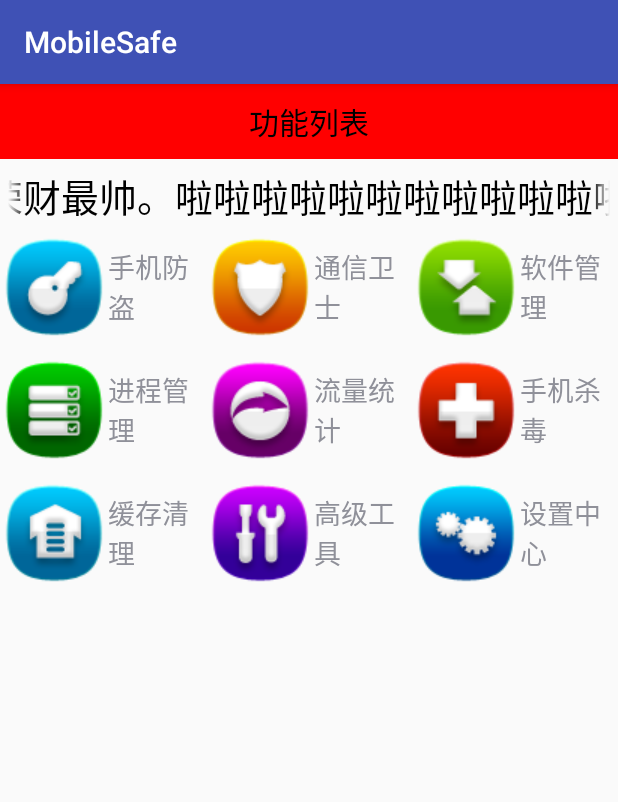
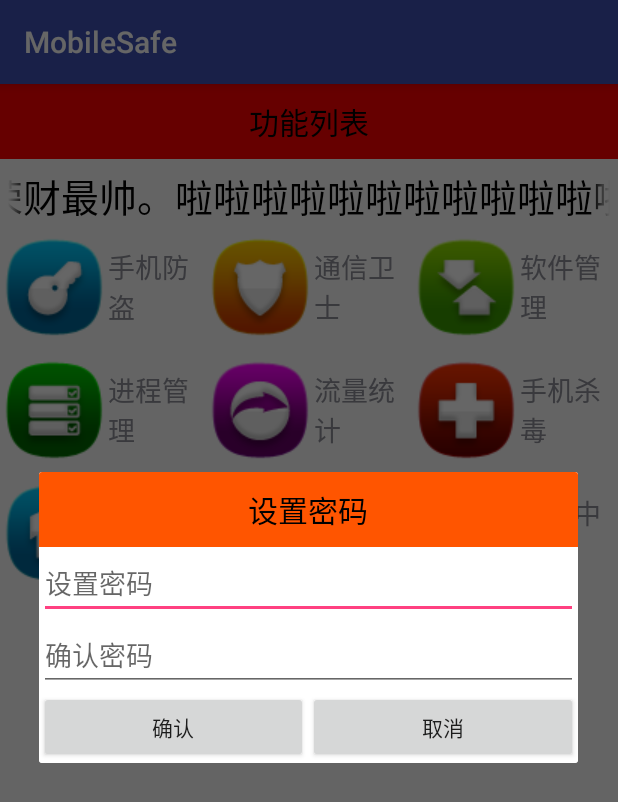
Before and after one commit to caiorngcai/MobileSecurity, an Android app: the screen it shows after launch (HomeActivity), after a tap on "手机防盗", on a phone screen of 412 x 824 dp. Shown: the top 802 px of the screen. Run offline under Robolectric (Android 15) with nearby library versions, the phone set to English and light mode, and no system bars.

Commit message:
完成设置模块绑定是否自动更新功能，进入防盗模块的输入密码功能

```diff
--- a/MobileSafe/app/src/main/AndroidManifest.xml
+++ b/MobileSafe/app/src/main/AndroidManifest.xml
@@ -22,6 +22,7 @@
         </activity>
         <activity android:name=".activity.HomeActivity" />
         <activity android:name=".activity.SettingActivity" />
+        <activity android:name=".activity.TextActivity"></activity>
     </application>
 
 </manifest>
--- a/MobileSafe/app/src/main/java/com/cairongcai/mobilesafe/activity/HomeActivity.java
+++ b/MobileSafe/app/src/main/java/com/cairongcai/mobilesafe/activity/HomeActivity.java
@@ -1,21 +1,26 @@
 package com.cairongcai.mobilesafe.activity;
 
 import android.content.Intent;
+import android.os.Build;
+import android.support.v7.app.AlertDialog;
 import android.support.v7.app.AppCompatActivity;
 import android.os.Bundle;
-import android.util.Log;
+import android.text.TextUtils;
 import android.view.View;
 import android.view.ViewGroup;
 import android.widget.AdapterView;
 import android.widget.BaseAdapter;
+import android.widget.Button;
+import android.widget.EditText;
 import android.widget.GridView;
 import android.widget.ImageView;
-import android.widget.ListAdapter;
 import android.widget.TextView;
 
 import com.cairongcai.mobilesafe.R;
+import com.cairongcai.mobilesafe.utils.ConstantValues;
+import com.cairongcai.mobilesafe.utils.MD5Util;
+import com.cairongcai.mobilesafe.utils.SPutil;
 import com.cairongcai.mobilesafe.utils.ToastUtil;
-import com.lidroid.xutils.HttpUtils;
 
 public class HomeActivity extends AppCompatActivity {
 
@@ -54,6 +59,8 @@ public class HomeActivity extends AppCompatActivity {
                 switch (position)
                 {
                     case 0:
+                       //暂时输入密码对话框
+                       showPWD();
                         break;
                     case 8:
                         Intent intent=new Intent(getApplicationContext(),SettingActivity.class);
@@ -63,6 +70,105 @@ public class HomeActivity extends AppCompatActivity {
             }
         });
     }
+
+    private void showPWD() {
+        //判断本地是否有存储密码
+        String psd= SPutil.getString(this, ConstantValues.MOBILE_SAFE_PSD,"");
+        if(TextUtils.isEmpty(psd))
+        {
+            showSetPsdDialog();
+        }else{
+            showComfirmPsdDialog();
+        }
+    }
+
+    /**
+     * 展示设置密码对话框的UI
+     */
+    private void showSetPsdDialog() {
+        final AlertDialog.Builder builder=new AlertDialog.Builder(this);
+        final View view=View.inflate(this,R.layout.dialog_set_psd,null);
+        final AlertDialog dialog=builder.create();
+       dialog.setView(view);
+       dialog.show();
+
+        Button bt_submit= (Button) view.findViewById(R.id.bt_submit);
+        Button bt_cancel= (Button) view.findViewById(R.id.bt_cancel);
+        bt_submit.setOnClickListener(new View.OnClickListener() {
+            @Override
+            public void onClick(View v) {
+                TextView et_set_psd= (TextView) view.findViewById(R.id.et_set_psd);
+                TextView et_confirm_psd=(TextView)view.findViewById(R.id.et_confirm_psd);
+
+                String setpsd=et_set_psd.getText().toString();
+                String confirmpsd=et_confirm_psd.getText().toString();
+                if(!TextUtils.isEmpty(setpsd)&&!TextUtils.isEmpty(confirmpsd))
+                {
+                    if(setpsd.equals(confirmpsd))
+                    {
+                        Intent intent=new Intent(getApplicationContext(),TextActivity.class);
+                        startActivity(intent);
+                        dialog.dismiss();
+
+                        SPutil.putString(getApplicationContext(),ConstantValues.MOBILE_SAFE_PSD, MD5Util.encoder(setpsd));
+                    }
+                }else {
+                    ToastUtil.show(getApplicationContext(),"请输入密码");
+                }
+            }
+        });
+        bt_cancel.setOnClickListener(new View.OnClickListener() {
+            @Override
+            public void onClick(View v) {
+                dialog.dismiss();
+            }
+        });
+    }
+
+    /**
+     * 展示确定密码对话框的UI
+     */
+    private void showComfirmPsdDialog()
+    {
+        AlertDialog.Builder builder=new AlertDialog.Builder(this);
+        final AlertDialog dialog=builder.create();
+        final View view=View.inflate(getApplicationContext(),R.layout.dialog_confim_psd,null);
+        dialog.setView(view);
+        dialog.show();
+
+       Button bt_submit= (Button) view.findViewById(R.id.bt_submit);
+        Button bt_cancel=(Button)view.findViewById(R.id.bt_cancel);
+
+        bt_submit.setOnClickListener(new View.OnClickListener() {
+            @Override
+            public void onClick(View v) {
+                String psd=SPutil.getString(getApplicationContext(),ConstantValues.MOBILE_SAFE_PSD,"");
+                EditText et_confirm_psd= (EditText) view.findViewById(R.id.et_confirm_psd);
+               String confirmpsd= et_confirm_psd.getText().toString();
+                if(!TextUtils.isEmpty(confirmpsd))
+                {
+                    if(psd.equals(MD5Util.encoder(confirmpsd)))
+                    {
+                        Intent intent=new Intent(getApplicationContext(),TextActivity.class);
+                        startActivity(intent);
+                        dialog.dismiss();
+                    }else {
+                        ToastUtil.show(getApplicationContext(),"输入密码错误");
+                    }
+
+                }else {
+                    ToastUtil.show(getApplicationContext(),"不能输入空密码");
+                }
+            }
+        });
+        bt_cancel.setOnClickListener(new View.OnClickListener() {
+            @Override
+            public void onClick(View v) {
+                dialog.dismiss();
+            }
+        });
+    }
+
 
     private void initUI() {
         gv_home = (GridView) findViewById(R.id.gv_home);
--- a/MobileSafe/app/src/main/java/com/cairongcai/mobilesafe/activity/SplashActivity.java
+++ b/MobileSafe/app/src/main/java/com/cairongcai/mobilesafe/activity/SplashActivity.java
@@ -15,8 +15,8 @@ import android.widget.RelativeLayout;
 import android.widget.TextView;
 
 import com.cairongcai.mobilesafe.R;
-import com.cairongcai.mobilesafe.utils.BaseUtils;
-import com.cairongcai.mobilesafe.utils.StreamUtils;
+import com.cairongcai.mobilesafe.utils.BaseUtil;
+import com.cairongcai.mobilesafe.utils.StreamUtil;
 import com.cairongcai.mobilesafe.utils.ToastUtil;
 import com.lidroid.xutils.HttpUtils;
 import com.lidroid.xutils.exception.HttpException;
@@ -179,7 +179,7 @@ public class SplashActivity extends AppCompatActivity {
 
 
     private void updateVersion() {
-        mLocalVersionCode=BaseUtils.getLocalVersionCode(this);
+        mLocalVersionCode= BaseUtil.getLocalVersionCode(this);
         checkCloudVersionCode();
     }
 
@@ -201,7 +201,7 @@ public class SplashActivity extends AppCompatActivity {
                     connection.setReadTimeout(1000*2);
                     if(connection.getResponseCode()==200) {
                         InputStream is = connection.getInputStream();
-                        String json= StreamUtils.stream2string(is);
+                        String json= StreamUtil.stream2string(is);
                         JSONObject jsonObject=new JSONObject(json);
                         String versionName = jsonObject.getString("versionName");
                         mVersionDes = jsonObject.getString("versionDes");
@@ -245,7 +245,7 @@ public class SplashActivity extends AppCompatActivity {
     private void initUI() {
         rl_splash = (RelativeLayout) findViewById(R.id.rl_splash);
         tv_version= (TextView) findViewById(R.id.tv_version);
-        tv_version.setText("版本名称"+BaseUtils.getLocalVersionName(this));
+        tv_version.setText("版本名称"+ BaseUtil.getLocalVersionName(this));
     }
 
 }
--- a/MobileSafe/app/src/main/java/com/cairongcai/mobilesafe/utils/BaseUtils.java
+++ b/MobileSafe/app/src/main/java/com/cairongcai/mobilesafe/utils/BaseUtil.java
@@ -8,7 +8,7 @@ import android.content.pm.PackageManager;
  * Created by HY-IT on 2017/5/9.
  */
 
-public class BaseUtils {
+public class BaseUtil {
 
     /**
      * 获得本地软件版本名称的方法，用来比对是否有新软件和展示到欢迎页面
--- a/MobileSafe/app/src/main/java/com/cairongcai/mobilesafe/utils/StreamUtils.java
+++ b/MobileSafe/app/src/main/java/com/cairongcai/mobilesafe/utils/StreamUtil.java
@@ -8,7 +8,7 @@ import java.io.InputStream;
  * Created by HY-IT on 2017/5/9.
  */
 
-public class StreamUtils {
+public class StreamUtil {
     /**
      * 把服务器返回的流转化为字符串的方法
      * @param is 返回的流
--- a/MobileSafe/app/src/main/java/com/cairongcai/mobilesafe/view/SettingItemView.java
+++ b/MobileSafe/app/src/main/java/com/cairongcai/mobilesafe/view/SettingItemView.java
@@ -67,8 +67,9 @@ public class SettingItemView extends RelativeLayout {
      * 根据CheckBox状态设置描述信息的方法
      * @param isCheck CheckBox的状态
      */
-    public void setChecked(boolean isCheck)
+    public void setCheck(boolean isCheck)
     {
+        cb_box.setChecked(isCheck);
         if(isCheck)
         {
             tv_des.setText(mDeson);
--- a/MobileSafe/app/src/main/res/layout/activity_home.xml
+++ b/MobileSafe/app/src/main/res/layout/activity_home.xml
@@ -33,7 +33,5 @@
             android:verticalSpacing="10dp"
             android:numColumns="3"
             >
-
-
         </GridView>
 </LinearLayout>
--- /dev/null
+++ b/MobileSafe/app/src/main/res/layout/dialog_set_psd.xml
@@ -0,0 +1,49 @@
+<?xml version="1.0" encoding="utf-8"?>
+<LinearLayout xmlns:android="http://schemas.android.com/apk/res/android"
+    android:orientation="vertical" android:layout_width="match_parent"
+    android:layout_height="match_parent"
+    android:background="#fff"
+    >
+    <TextView
+      style="@style/TitleStyle"
+        android:text="设置密码"
+        android:background="#f50"
+        />
+    <EditText
+        android:layout_width="match_parent"
+        android:layout_height="wrap_content"
+        android:hint="设置密码"
+        android:inputType="textPassword"
+        android:id="@+id/et_set_psd"
+        />
+    <EditText
+        android:layout_width="match_parent"
+        android:layout_height="wrap_content"
+        android:hint="确认密码"
+        android:inputType="textPassword"
+        android:id="@+id/et_confirm_psd"
+        />
+    <LinearLayout
+        android:layout_width="match_parent"
+        android:layout_height="wrap_content"
+        android:orientation="horizontal"
+        >
+
+        <Button
+            android:layout_width="0dp"
+            android:layout_weight="1"
+            android:layout_height="wrap_content"
+            android:text="确认"
+            android:id="@+id/bt_submit"
+            />
+        <Button
+            android:layout_width="0dp"
+            android:layout_height="wrap_content"
+            android:layout_weight="1"
+            android:text="取消"
+            android:id="@+id/bt_cancel"
+            />
+
+    </LinearLayout>
+
+</LinearLayout>
--- a/MobileSafe/app/src/main/res/layout/gridview_item.xml
+++ b/MobileSafe/app/src/main/res/layout/gridview_item.xml
@@ -7,7 +7,7 @@
         android:layout_width="wrap_content"
         android:layout_height="wrap_content"
         android:id="@+id/iv_icon"
-        android:background="@drawable/launch_bg"
+        android:background="@mipmap/ic_launcher"
         />
     <TextView
         android:layout_width="wrap_content"
@@ -16,5 +16,4 @@
         android:textSize="18sp"
         android:id="@+id/tv_title"
         />
-
 </LinearLayout>
```
Also changed, not shown: MobileSafe/app/src/main/java/com/cairongcai/mobilesafe/activity/SettingActivity.java (+6 -2 lines), MobileSafe/app/src/main/java/com/cairongcai/mobilesafe/activity/TextActivity.java (added, +16 -0 lines), MobileSafe/app/src/main/java/com/cairongcai/mobilesafe/utils/ConstantValues.java (added, +16 -0 lines), MobileSafe/app/src/main/java/com/cairongcai/mobilesafe/utils/MD5Util.java (added, +35 -0 lines), MobileSafe/app/src/main/java/com/cairongcai/mobilesafe/utils/SPutil.java (added, +71 -0 lines), MobileSafe/app/src/main/res/layout/dialog_confim_psd.xml (added, +43 -0 lines).
